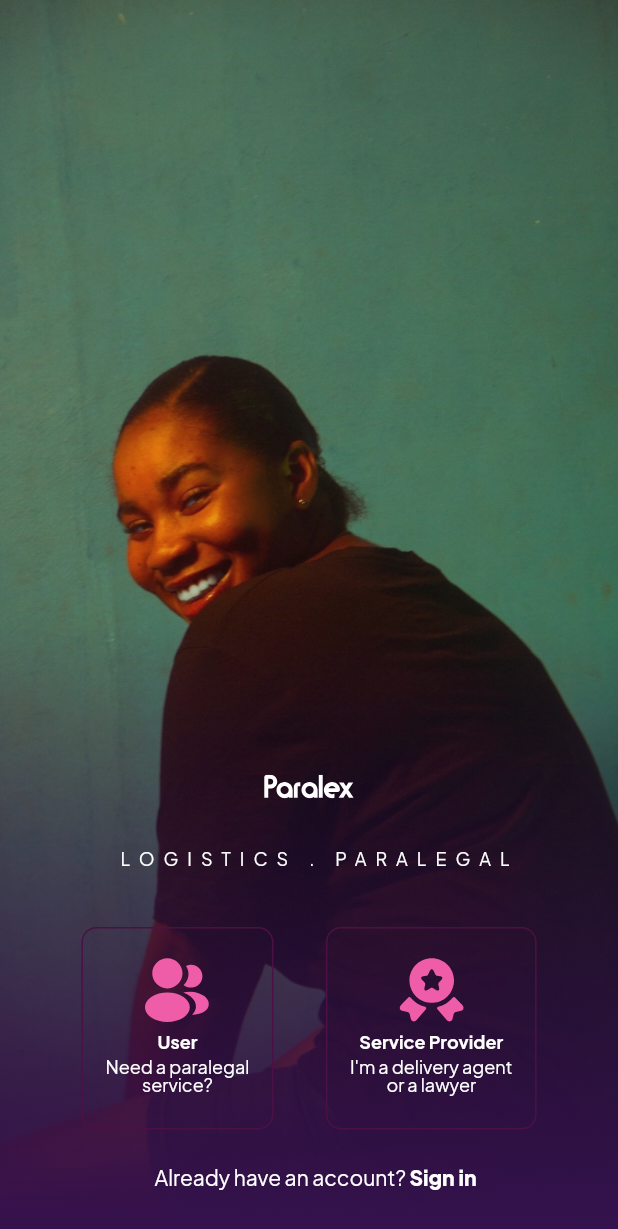
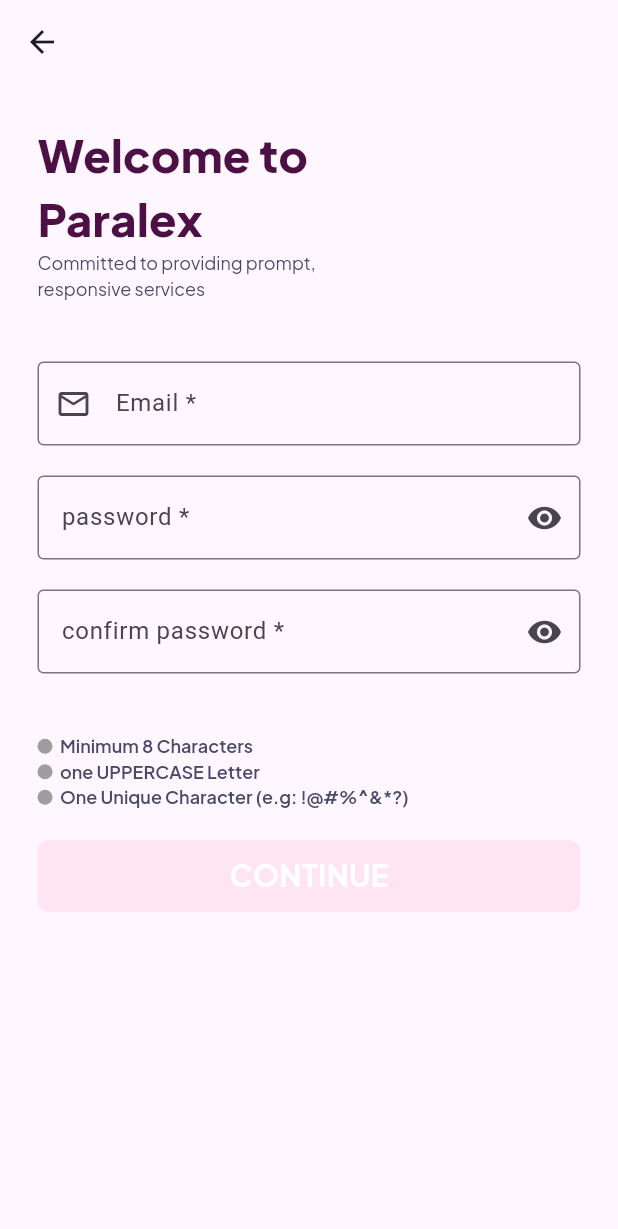
Before and after one commit to Paralexapp/paralex-mobile, a Flutter app: the LastWelcomeScreen screen opened by its route, after a tap on "User", on a phone screen of 412 x 824 dp. Shown: the top 1229 px of the screen. Run offline on Flutter 3.47's test engine with Material 3 defaults, Android fonts, the phone set to English and light mode, and no system bars; our stand-ins replace email_validator, flutter_svg, get, google_fonts, smooth_page_indicator.

Commit message:
new file:   paralex/assets/images/Emoji.svg 	modified:   paralex/lib/main.dart 	modified:   paralex/lib/reusables/paints.dart 	modified:   paralex/lib/routes/navs.dart 	new file:   paralex/lib/screens/users/Authprocess/otp.dart 	new file:   paralex/lib/screens/users/Authprocess/registration.dart 	new file:   paralex/lib/screens/users/Authprocess/verification_message.dart 	modified:   paralex/lib/screens/welcomeslides/last_welcome_screen.dart 	modified:   paralex/lib/screens/welcomeslides/welcome.dart 	modified:   paralex/pubspec.lock 	modified:   paralex/pubspec.yaml

```diff
--- a/paralex/lib/reusables/paints.dart
+++ b/paralex/lib/reusables/paints.dart
@@ -2,4 +2,6 @@ import 'package:flutter/material.dart';
 
 class PaintColors {
   static const paralaxpurple = Color(0xFF4C1044);
+  static const generalTextsm = Color(0xFF4A4A68);
+  static const fadedPinkBg = Color(0xFFFFE4F2);
 }
--- a/paralex/lib/routes/navs.dart
+++ b/paralex/lib/routes/navs.dart
@@ -1,5 +1,8 @@
 class Nav {
   static const splash = "/";
   static const welcomeShow = "/welcome";
-  static const lastWelcomeScreen ="/lastWelcomeScreen";
+  static const lastWelcomeScreen = "/lastWelcomeScreen";
+  static const userSignupScreen = "/userSignup";
+  static const otpScreen = "/otp";
+  static const verificationScreen = "/verification";
 }
--- /dev/null
+++ b/paralex/lib/screens/users/Authprocess/registration.dart
@@ -0,0 +1,265 @@
+import 'package:email_validator/email_validator.dart';
+import 'package:flutter/material.dart';
+import 'package:get/get.dart';
+import 'package:paralax/reusables/fonts.dart';
+import 'package:paralax/reusables/paints.dart';
+import 'package:paralax/routes/navs.dart';
+
+class UserRegistration extends StatefulWidget {
+  const UserRegistration({super.key});
+
+  @override
+  State<UserRegistration> createState() => _MyWidgetState();
+}
+
+class _MyWidgetState extends State<UserRegistration> {
+  final GlobalKey<FormState> _key = GlobalKey();
+  final TextEditingController _emailController = TextEditingController();
+  final TextEditingController _passwordController = TextEditingController();
+  final TextEditingController _confirmPasswordController =
+      TextEditingController();
+  var _isObscure;
+  bool _hasEightChars = false;
+  bool _hasCapitalLetters = false;
+  bool _hasSpecialChar = false;
+  bool loading = false;
+  bool _isFormValid = false;
+
+  bool isEmailValid(String email) {
+    return EmailValidator.validate(email);
+  }
+
+  @override
+  void initState() {
+    _isObscure = true;
+
+    // plugin.initialize(publicKey: pstack_key);
+    super.initState();
+  }
+
+  @override
+  Widget build(BuildContext context) {
+    var size = MediaQuery.of(context).size;
+    return Scaffold(
+        appBar: AppBar(),
+        body: Container(
+            padding: const EdgeInsets.all(25),
+            child: Column(
+              crossAxisAlignment: CrossAxisAlignment.start,
+              children: [
+                //01s
+                Column(
+                  crossAxisAlignment: CrossAxisAlignment.start,
+                  children: [
+                    Text(
+                      "Welcome to \nParalex",
+                      style: FontStyles.headingText.copyWith(
+                          color: PaintColors.paralaxpurple,
+                          fontWeight: FontWeight.w900),
+                    ),
+                    Text(
+                      "Committed to providing prompt,\nresponsive services ",
+                      style: FontStyles.smallCapsIntro.copyWith(
+                          color: PaintColors.generalTextsm, letterSpacing: 0),
+                    )
+                  ],
+                ),
+
+                Form(
+                    key: _key,
+                    child: Column(
+                      children: [
+                        //Email....
+                        SizedBox(height: 20),
+                        Container(
+                          margin: const EdgeInsets.symmetric(vertical: 20),
+                          // padding: const EdgeInsets.symmetric(vertical: 10),
+                          child: TextFormField(
+                            validator: (value) {
+                              if (value!.isEmpty) {
+                                return "Enter a value";
+                              }
+                              if (!isEmailValid(value)) {
+                                return "Please enter a vaild email";
+                              }
+                            },
+
+                            // style: Fonts.smallText,
+                            keyboardType: TextInputType.emailAddress,
+                            controller: _emailController,
+                            decoration: const InputDecoration(
+                                prefixIcon: Icon(Icons.email_outlined),
+                                // icon: Icon(Icons.person),
+                                hintText: 'you@email.com',
+                                labelText: 'Email *',
+                                border: OutlineInputBorder(),
+                                focusedBorder: OutlineInputBorder(
+                                    borderSide: BorderSide(
+                                        color: PaintColors.paralaxpurple))),
+                          ),
+                        ),
+                        Container(
+                            // margin: const EdgeInsets.symmetric(vertical: 20),
+                            child: TextFormField(
+                          obscureText: _isObscure,
+                          onChanged: (value) {
+                            setState(() {
+                              _hasEightChars = value.length >= 8;
+                              _hasCapitalLetters =
+                                  RegExp(r'[A-Z]').hasMatch(value);
+                              _hasSpecialChar =
+                                  RegExp(r'[!@#$%^&*(),.?":{}|<>]')
+                                      .hasMatch(value);
+                              updateFormValidity();
+                            });
+                          },
+                          validator: (value) {
+                            if (value!.isEmpty) {
+                              return "Enter a value";
+                            } else if (value.length < 8) {
+                              return 'Password must be at least 8 characters';
+                            } else if (!RegExp(r'[A-Z]').hasMatch(value)) {
+                              return 'Password must have at least one capital letter';
+                            } else if (!RegExp(r'[!@#$%^&*(),.?":{}|<>]')
+                                .hasMatch(value)) {
+                              return 'Password must have at least one special character';
+                            }
+                          },
+                          // style: Font.smallText,
+                          controller: _passwordController,
+                          decoration: InputDecoration(
+                              // icon: Icon(Icons.person),
+                              suffixIcon: IconButton(
+                                  onPressed: () {
+                                    setState(() {
+                                      _isObscure = !_isObscure;
+                                    });
+                                  },
+                                  icon: _isObscure
+                                      ? const Icon(Icons.visibility)
+                                      : const Icon(Icons.visibility_off)),
+                              hintText: 'password',
+                              labelText: 'password *',
+                              border: const OutlineInputBorder(),
+                              focusedBorder: const OutlineInputBorder(
+                                  borderSide: BorderSide(
+                                      color: PaintColors.paralaxpurple))),
+                        )),
+                        Container(
+                            // padding: const EdgeInsets.all(0),
+                            margin: const EdgeInsets.symmetric(vertical: 20),
+                            child: TextFormField(
+                              obscureText: _isObscure,
+                              onChanged: (value) => (updateFormValidity()),
+                              validator: (value) {
+                                if (value!.isEmpty) {
+                                  return "Enter a value";
+                                } else if (value != _passwordController.text) {
+                                  return "Password do not match";
+                                }
+                              },
+                              //fix
+                              // style: Fonts.smallText,
+                              controller: _confirmPasswordController,
+                              decoration: InputDecoration(
+                                  // icon: Icon(Icons.person),
+                                  suffixIcon: IconButton(
+                                      onPressed: () {},
+                                      icon: _isObscure
+                                          ? const Icon(Icons.visibility)
+                                          : const Icon(Icons.visibility_off)),
+                                  hintText: 'confirm password',
+                                  labelText: 'confirm password *',
+                                  border: const OutlineInputBorder()),
+                            )),
+
+                        const SizedBox(height: 20),
+                        Column(
+                          children: [
+                            indicator(_hasEightChars, 'Minimum 8 Characters'),
+                            const SizedBox(width: 10),
+                            indicator(
+                                _hasCapitalLetters, 'one UPPERCASE Letter'),
+                            const SizedBox(width: 10),
+                            indicator(_hasSpecialChar,
+                                'One Unique Character (e.g: !@#%^&*?)'),
+                          ],
+                        ),
+                        const SizedBox(height: 20),
+
+                        Center(
+                            child: ElevatedButton.icon(
+                                onPressed: () {
+                                  if (!_key.currentState!.validate()) {
+                                    return;
+                                  }
+                                  Get.toNamed(Nav.otpScreen);
+                                },
+                                style: ElevatedButton.styleFrom(
+                                    elevation: 0,
+                                    backgroundColor: _isFormValid
+                                        ? PaintColors.paralaxpurple
+                                        : PaintColors.fadedPinkBg,
+                                    foregroundColor: Colors.white,
+                                    minimumSize: Size(size.width * 0.90, 48),
+                                    shape: RoundedRectangleBorder(
+                                        borderRadius:
+                                            BorderRadius.circular(8))),
+                                label: Text(
+                                  "CONTINUE",
+                                  style: FontStyles.headingText
+                                      .copyWith(fontSize: 20),
+                                ),
+                                icon: loading == true
+                                    ? Container(
+                                        width: 30,
+                                        height: 30,
+                                        padding: const EdgeInsets.all(2.0),
+                                        child: const CircularProgressIndicator(
+                                          color: Colors.white,
+                                          strokeWidth: 3,
+                                        ),
+                                      )
+                                    : Container()))
+                      ],
+                    ))
+                //end of 01
+              ],
+            )));
+  }
+
+  void updateFormValidity() {
+    setState(() {
+      _isFormValid = _hasEightChars &&
+          _hasCapitalLetters &&
+          _hasSpecialChar &&
+          _passwordController.text == _confirmPasswordController.text &&
+          _passwordController.text.isNotEmpty &&
+          _confirmPasswordController.text.isNotEmpty;
+    });
+  }
+
+  Widget indicator(bool isValid, String label) {
+    return Row(
+      children: [
+        Container(
+          padding: const EdgeInsets.all(2),
+          width: 10,
+          height: 10,
+          decoration: BoxDecoration(
+            color: isValid ? Colors.green : Colors.grey,
+            shape: BoxShape.circle,
+          ),
+        ),
+        const SizedBox(width: 5),
+        Text(
+          label,
+          style: FontStyles.smallCapsIntro.copyWith(
+              color: PaintColors.generalTextsm,
+              letterSpacing: 0,
+              fontWeight: FontWeight.w600),
+        ),
+      ],
+    );
+  }
+}
--- a/paralex/pubspec.yaml
+++ b/paralex/pubspec.yaml
@@ -7,6 +7,7 @@ environment:
   sdk: ^3.5.3
 
 dependencies:
+  email_validator: ^3.0.0
   flutter:
     sdk: flutter
   flutter_svg: ^2.0.10+1
```
Also changed, not shown: paralex/lib/main.dart (+9 -1 lines), paralex/lib/screens/users/Authprocess/otp.dart (added, +206 -0 lines), paralex/lib/screens/users/Authprocess/verification_message.dart (added, +76 -0 lines), paralex/lib/screens/welcomeslides/last_welcome_screen.dart (+9 -5 lines), paralex/lib/screens/welcomeslides/welcome.dart (+24 -1 lines), paralex/assets/images/Emoji.svg (added), paralex/pubspec.lock.
